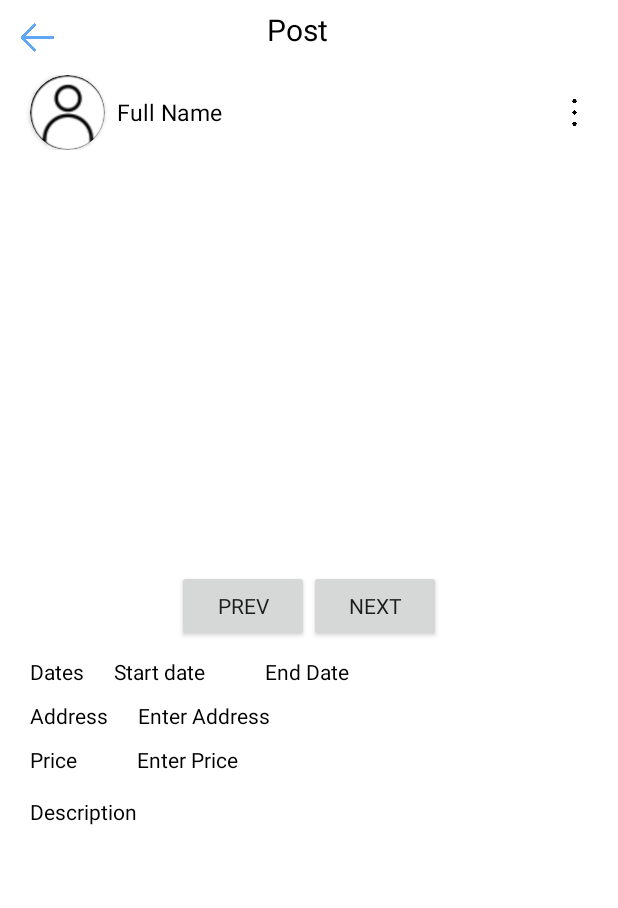
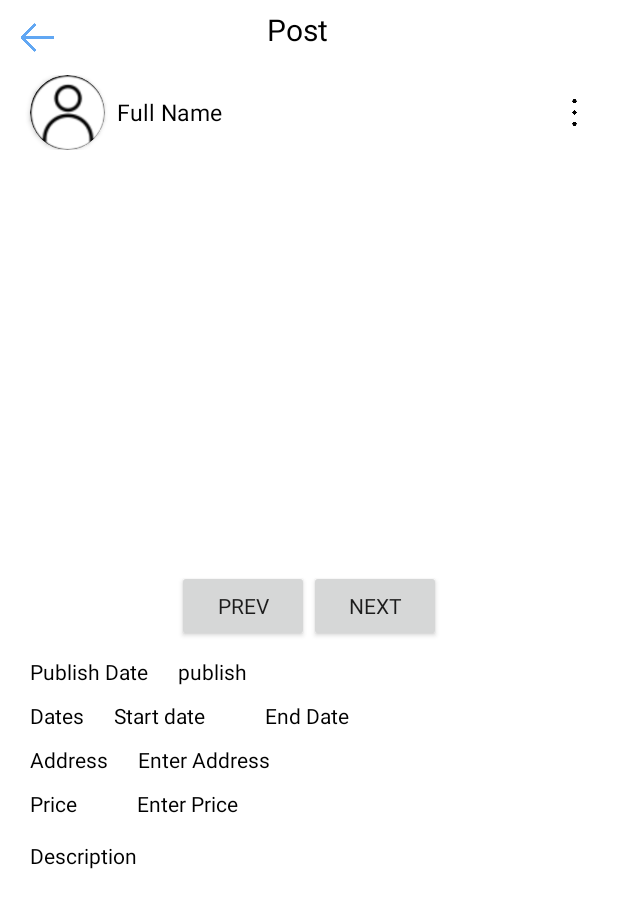
Before and after one commit to koralduel/Mesablet, an Android app: the PostPage screen opened directly, with no data from a screen before it, on a phone screen of 412 x 824 dp. Shown: the top 908 px of the screen. Run offline under Robolectric (Android 15) with nearby library versions, the light colour scheme and no system bars; our stand-ins replace Firebase (no records; nobody signed in at launch, a user with empty details on screens opened directly); Roboto replaces fonts that are not available here; 12 statements that could not run were skipped.

Commit message:
adding publish date field

```diff
--- a/app/src/main/java/com/example/mesablet/activities/PostPage.java
+++ b/app/src/main/java/com/example/mesablet/activities/PostPage.java
@@ -49,6 +49,7 @@ public class PostPage extends AppCompatActivity implements ICallable {
         binding.TvPostContent.setText(post.getPost_context());
         binding.TVStartDate.setText(post.getStartDate());
         binding.TVEndDate.setText(post.getEndDate());
+        binding.TVPublishDateValue.setText(post.getPublish_date());
         List<Bitmap> bitmapList = new ArrayList<>();
 
         FireBase.downloadVideo(post.getPost_photos_path2(),binding.postVideoSwitcher);
--- a/app/src/main/java/com/example/mesablet/adapters/Adapter_post.java
+++ b/app/src/main/java/com/example/mesablet/adapters/Adapter_post.java
@@ -80,6 +80,9 @@ public class Adapter_post extends RecyclerView.Adapter<Adapter_post.ViewHolder>{
         String end_date = data.get(i).getEndDate();
         viewHolder.end_date.setText(end_date);
 
+        String publish_date = data.get(i).getPublish_date();
+        viewHolder.publish_date.setText(publish_date);
+
         if(user.getUid().equals(data.get(i).getPublisher_id())){
             viewHolder.btn_send_message.setEnabled(true);
             viewHolder.btn_send_message.setVisibility(View.GONE);
@@ -121,7 +124,7 @@ public class Adapter_post extends RecyclerView.Adapter<Adapter_post.ViewHolder>{
         Button btn_send_message;
         Button btn_add_favorite;
         ImageView post_photos;
-        TextView publisher_name,post_context,post_Address,post_Price,start_date,end_date;
+        TextView publisher_name,post_context,post_Address,post_Price,start_date,end_date,publish_date;
 
         public ViewHolder(@NonNull View itemView,ClickInterface clickInterface) {
             super(itemView);
@@ -134,6 +137,7 @@ public class Adapter_post extends RecyclerView.Adapter<Adapter_post.ViewHolder>{
             btn_send_message=itemView.findViewById(R.id.btn_send_message);
             start_date = itemView.findViewById(R.id.TV_Start_Date);
             end_date = itemView.findViewById(R.id.TV_End_Date);
+            publish_date = itemView.findViewById(R.id.TV_Publish_date);
 
 
 
--- a/app/src/main/res/layout-land/activity_post_page.xml
+++ b/app/src/main/res/layout-land/activity_post_page.xml
@@ -27,8 +27,7 @@
             android:layout_height="match_parent"
             android:orientation="vertical"
             android:gravity="center"
-            android:layout_marginRight="55dp"
-            >
+            android:layout_marginRight="55dp">
             <TextView
                 android:id="@+id/username_field"
                 android:layout_width="wrap_content"
@@ -162,6 +161,33 @@
                 android:layout_weight="1">
 
                 <LinearLayout
+                    android:id="@+id/LL_PubishDate"
+                    android:layout_width="match_parent"
+                    android:layout_height="wrap_content"
+                    android:layout_marginTop="10dp"
+                    android:orientation="horizontal">
+
+                    <TextView
+                        android:id="@+id/TV_PublishDate"
+                        android:layout_width="wrap_content"
+                        android:layout_height="wrap_content"
+                        android:layout_marginStart="20dp"
+                        android:layout_marginEnd="20dp"
+                        android:text="@string/publish_date"
+                        android:textColor="@color/black" />
+
+                    <TextView
+                        android:id="@+id/TV_Publish_date_value"
+                        android:layout_width="wrap_content"
+                        android:layout_height="wrap_content"
+                        android:background="@android:color/transparent"
+                        android:text="@string/publish_date"
+                        android:textColor="@color/black" />
+
+
+                </LinearLayout>
+
+                <LinearLayout
                     android:id="@+id/LL_Date"
                     android:layout_width="wrap_content"
                     android:layout_height="wrap_content"
--- a/app/src/main/res/layout-sw600dp/activity_post_page.xml
+++ b/app/src/main/res/layout-sw600dp/activity_post_page.xml
@@ -142,6 +142,32 @@
         </LinearLayout>
 
         <LinearLayout
+            android:id="@+id/LL_PubishDate"
+            android:layout_width="match_parent"
+            android:layout_height="wrap_content"
+            android:layout_marginTop="10dp"
+            android:orientation="horizontal">
+
+            <TextView
+                android:id="@+id/TV_PublishDate"
+                android:layout_width="wrap_content"
+                android:layout_height="wrap_content"
+                android:layout_marginStart="20dp"
+                android:layout_marginEnd="20dp"
+                android:text="@string/publish_date"
+                android:textColor="@color/black" />
+
+            <TextView
+                android:id="@+id/TV_Publish_date_value"
+                android:layout_width="wrap_content"
+                android:layout_height="wrap_content"
+                android:background="@android:color/transparent"
+                android:text="@string/publish_date"
+                android:textColor="@color/black" />
+
+
+        </LinearLayout>
+        <LinearLayout
             android:id="@+id/LL_Date"
             android:layout_width="match_parent"
             android:layout_height="wrap_content"
--- a/app/src/main/res/layout/activity_post_page.xml
+++ b/app/src/main/res/layout/activity_post_page.xml
@@ -27,8 +27,7 @@
             android:layout_height="match_parent"
             android:orientation="vertical"
             android:gravity="center"
-            android:layout_marginRight="55dp"
-            >
+            android:layout_marginRight="55dp">
 
             <TextView
                 android:layout_width="wrap_content"
@@ -135,6 +134,32 @@
                 android:text="Next" />
         </LinearLayout>
 
+    <LinearLayout
+        android:id="@+id/LL_PubishDate"
+        android:layout_width="match_parent"
+        android:layout_height="wrap_content"
+        android:layout_marginTop="10dp"
+        android:orientation="horizontal">
+
+        <TextView
+            android:id="@+id/TV_PublishDate"
+            android:layout_width="wrap_content"
+            android:layout_height="wrap_content"
+            android:layout_marginStart="20dp"
+            android:layout_marginEnd="20dp"
+            android:text="@string/publish_date"
+            android:textColor="@color/black" />
+
+        <TextView
+            android:id="@+id/TV_Publish_date_value"
+            android:layout_width="wrap_content"
+            android:layout_height="wrap_content"
+            android:background="@android:color/transparent"
+            android:text="publish"
+            android:textColor="@color/black" />
+
+
+    </LinearLayout>
         <LinearLayout
             android:id="@+id/LL_Date"
             android:layout_width="match_parent"
--- a/app/src/main/res/values/strings.xml
+++ b/app/src/main/res/values/strings.xml
@@ -66,6 +66,7 @@
     <string name="enter_city">Enter City</string>
     <string name="city_search">enter city to search</string>
     <string name="post">Post</string>
+    <string name="publish_date">Publish Date</string>
 
 
 </resources>
```
Also changed, not shown: app/src/main/res/layout-land/card_post_item.xml (+25 -0 lines), app/src/main/res/layout-sw600dp/card_post_item.xml (+28 -0 lines), app/src/main/res/layout/activity_create_post.xml (+45 -18 lines), app/src/main/res/layout/card_post_item.xml (+25 -0 lines), 2 other files.
